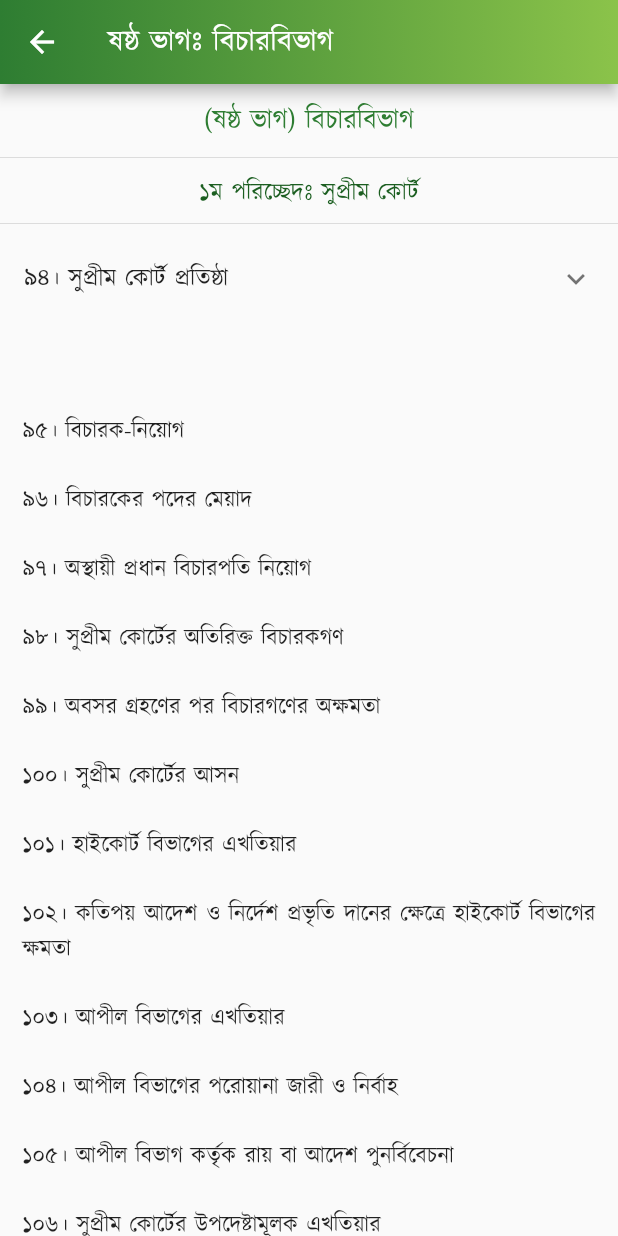
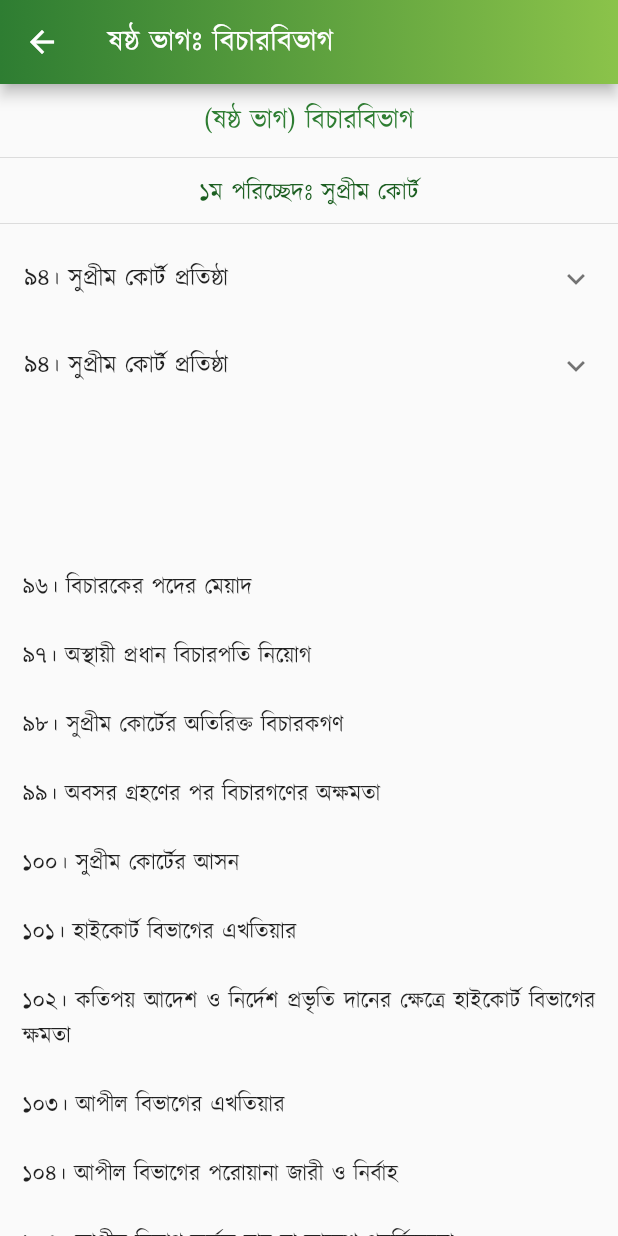
Before and after one commit to Azimul-Haque/flutter-onesignal, a Flutter app: the PartSix screen opened directly, on a phone screen of 412 x 824 dp. Run offline on Flutter 3.47's test engine with Material 2 defaults, Android fonts, the phone set to English and light mode, and no system bars; our stand-ins replace fluttertoast, package_info_plus, percent_indicator, shared_preferences, sqflite; missing offline and left inert: blinking_text, flutter_share, onesignal_flutter, slide_popup_dialog; accounts and stored records are empty; network calls fail.

Commit message:
Commit Fri 04/29/2022 13:44:29.23 19608

```diff
--- a/lib/pages/constitution/part6.dart
+++ b/lib/pages/constitution/part6.dart
@@ -67,11 +67,36 @@ class PartSix extends StatelessWidget {
               )),
             ],
           ),
+          ExpansionTile(
+            title: Text('৯৪। সুপ্রীম কোর্ট প্রতিষ্ঠা'),
+            children: <Widget>[
+              ListTile(
+                  title: Text(
+                '৯৪। (১) "বাংলাদেশ সুপ্রীম কোর্ট" নামে বাংলাদেশের একটি সর্বোচ্চ আদালত থাকিবে এবং আপীল বিভাগ ও হাইকোর্ট বিভাগ লইয়া তাহা গঠিত হইবে।',
+                textAlign: TextAlign.justify,
+              )),
+              ListTile(
+                  title: Text(
+                '(২) প্রধান বিচারপতি (যিনি "বাংলাদেশের প্রধান বিচারপতি" নামে অভিহিত হইবেন) এবং প্রত্যেক বিভাগে আসন গ্রহণের জন্য রাষ্ট্রপতি যেরূপ সংখ্যক বিচারক নিয়োগের প্রয়োজন বোধ করিবেন, সেইরূপ সংখ্যক অন্যান্য বিচারক লইয়া সুপ্রীম কোর্ট গঠিত হইবে।',
+                textAlign: TextAlign.justify,
+              )),
+              ListTile(
+                  title: Text(
+                '(৩) প্রধান বিচারপতি ও আপীল বিভাগে নিযুক্ত বিচারকগণ কেবল উক্ত বিভাগে এবং অন্যান্য বিচারক কেবল হাইকোর্ট বিভাগে আসন গ্রহণ করিবেন।',
+                textAlign: TextAlign.justify,
+              )),
+              ListTile(
+                  title: Text(
+                '(৪) এই সংবিধানের বিধানাবলী-সাপেক্ষে প্রধান বিচারপতি এবং অন্যান্য বিচারক বিচারকার্য পালনের ক্ষেত্রে স্বাধীন থাকিবেন।',
+                textAlign: TextAlign.justify,
+              )),
+            ],
+          ),
           Padding(
             padding: EdgeInsets.all(15),
             child: Column(children: <Widget>[
               Text(
-                " \n\n৯৫। বিচারক-নিয়োগ \n\n৯৬। বিচারকের পদের মেয়াদ \n\n৯৭। অস্থায়ী প্রধান বিচারপতি নিয়োগ \n\n৯৮। সুপ্রীম কোর্টের অতিরিক্ত বিচারকগণ \n\n৯৯। অবসর গ্রহণের পর বিচারগণের অক্ষমতা \n\n১০০। সুপ্রীম কোর্টের আসন \n\n১০১। হাইকোর্ট বিভাগের এখতিয়ার \n\n১০২। কতিপয় আদেশ ও নির্দেশ প্রভৃতি দানের ক্ষেত্রে হাইকোর্ট বিভাগের ক্ষমতা \n\n১০৩। আপীল বিভাগের এখতিয়ার \n\n১০৪। আপীল বিভাগের পরোয়ানা জারী ও নির্বাহ \n\n১০৫। আপীল বিভাগ কর্তৃক রায় বা আদেশ পুনর্বিবেচনা \n\n১০৬। সুপ্রীম কোর্টের উপদেষ্টামূলক এখতিয়ার \n\n১০৭। সুপ্রীম কোর্টের বিধি-প্রণয়ন-ক্ষমতা \n\n১০৮। 'কোর্ট অব রেকর্ড' রূপে সুপ্রীম কোর্ট \n\n১০৯। আদালতসমূহের উপর তত্ত্বাবধান ও নিয়ন্ত্রণ \n\n১১০। অধস্তন আদালত হইতে হাইকোর্ট বিভাগে মামলা স্থানান্তর \n\n১১১। সুপ্রীম কোর্টের রায়ের বাধ্যতামূলক কার্যকরতা \n\n১১২। সুপ্রীম কোর্টের সহায়তা \n\n১১৩। সুপ্রীম কোর্টের কর্মচারীগণ \n\n\n২য় পরিচ্ছেদঃ অধস্তন আদালত \n\n১১৪। অধস্তন আদালত-সমূহ প্রতিষ্ঠা \n\n১১৫। অধস্তন আদালতে নিয়োগ \n\n১১৬। অধস্তন আদালতসমূহের নিয়ন্ত্রণ ও শৃঙ্খলা \n\n১১৬ক। বিচারবিভাগীয় কর্মচারীগণ বিচারকার্য পালনের ক্ষেত্রে স্বাধীন \n\n\n৩য় পরিচ্ছেদঃ প্রশাসনিক ট্রাইব্যুনাল \n\n১১৭। প্রশাসনিক ট্রাইব্যুনালসমূহ \n\n\nষষ্ঠ ক ভাগ-জাতীয়দল [সংবিধান (পঞ্চদশ সংশোধন) আইন, ২০১১ (২০১১ সনের ১৪ নং আইন)-এর ৪১ ধারাবলে বিলুপ্ত।]",
+                " \n\n \n\n৯৬। বিচারকের পদের মেয়াদ \n\n৯৭। অস্থায়ী প্রধান বিচারপতি নিয়োগ \n\n৯৮। সুপ্রীম কোর্টের অতিরিক্ত বিচারকগণ \n\n৯৯। অবসর গ্রহণের পর বিচারগণের অক্ষমতা \n\n১০০। সুপ্রীম কোর্টের আসন \n\n১০১। হাইকোর্ট বিভাগের এখতিয়ার \n\n১০২। কতিপয় আদেশ ও নির্দেশ প্রভৃতি দানের ক্ষেত্রে হাইকোর্ট বিভাগের ক্ষমতা \n\n১০৩। আপীল বিভাগের এখতিয়ার \n\n১০৪। আপীল বিভাগের পরোয়ানা জারী ও নির্বাহ \n\n১০৫। আপীল বিভাগ কর্তৃক রায় বা আদেশ পুনর্বিবেচনা \n\n১০৬। সুপ্রীম কোর্টের উপদেষ্টামূলক এখতিয়ার \n\n১০৭। সুপ্রীম কোর্টের বিধি-প্রণয়ন-ক্ষমতা \n\n১০৮। 'কোর্ট অব রেকর্ড' রূপে সুপ্রীম কোর্ট \n\n১০৯। আদালতসমূহের উপর তত্ত্বাবধান ও নিয়ন্ত্রণ \n\n১১০। অধস্তন আদালত হইতে হাইকোর্ট বিভাগে মামলা স্থানান্তর \n\n১১১। সুপ্রীম কোর্টের রায়ের বাধ্যতামূলক কার্যকরতা \n\n১১২। সুপ্রীম কোর্টের সহায়তা \n\n১১৩। সুপ্রীম কোর্টের কর্মচারীগণ \n\n\n২য় পরিচ্ছেদঃ অধস্তন আদালত \n\n১১৪। অধস্তন আদালত-সমূহ প্রতিষ্ঠা \n\n১১৫। অধস্তন আদালতে নিয়োগ \n\n১১৬। অধস্তন আদালতসমূহের নিয়ন্ত্রণ ও শৃঙ্খলা \n\n১১৬ক। বিচারবিভাগীয় কর্মচারীগণ বিচারকার্য পালনের ক্ষেত্রে স্বাধীন \n\n\n৩য় পরিচ্ছেদঃ প্রশাসনিক ট্রাইব্যুনাল \n\n১১৭। প্রশাসনিক ট্রাইব্যুনালসমূহ \n\n\nষষ্ঠ ক ভাগ-জাতীয়দল [সংবিধান (পঞ্চদশ সংশোধন) আইন, ২০১১ (২০১১ সনের ১৪ নং আইন)-এর ৪১ ধারাবলে বিলুপ্ত।]",
                 style:
                     TextStyle(color: Colors.black87, fontSize: 15, height: 1.5),
                 textAlign: TextAlign.justify,
```
